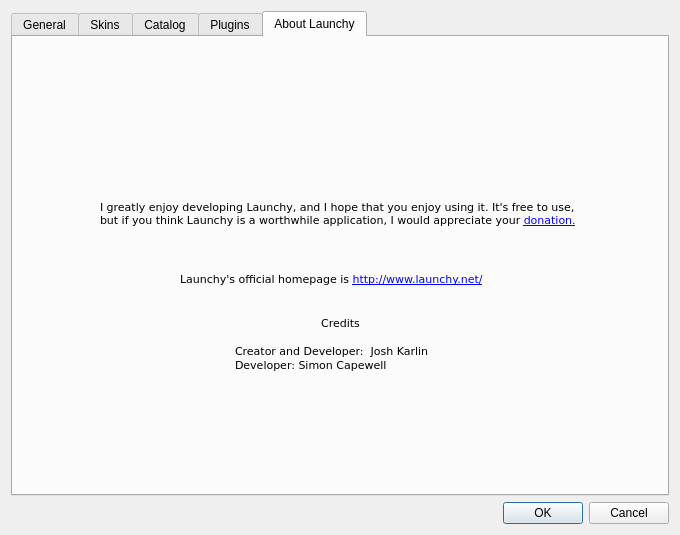
First picture: the form in src/options.ui, repository Chronial/launchy, before the edit.
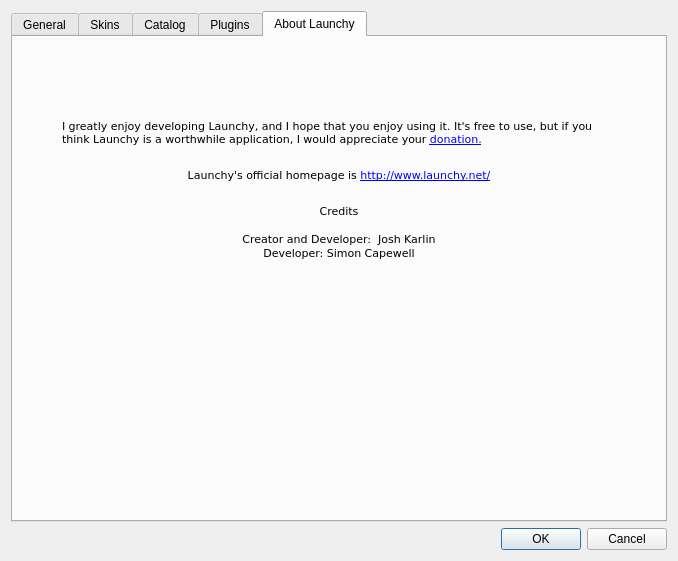
Second picture: the form after the edit. The open tabs and pages were chosen to show the change. Icons and pictures are not drawn. Custom widgets are drawn as their Qt base class.

```diff
--- a/src/options.ui
+++ b/src/options.ui
@@ -21,7 +21,7 @@
    <item>
     <widget class="QTabWidget" name="tabWidget">
      <property name="currentIndex">
-      <number>4</number>
+      <number>0</number>
      </property>
      <widget class="QWidget" name="General">
       <attribute name="title">
@@ -79,6 +79,13 @@
                 </property>
                </widget>
               </item>
+              <item>
+               <widget class="QCheckBox" name="genShowTrayIcon">
+                <property name="text">
+                 <string>Show tray icon</string>
+                </property>
+               </widget>
+              </item>
               <item>
                <layout class="QHBoxLayout">
                 <item>
@@ -937,51 +944,36 @@
       </attribute>
       <layout class="QVBoxLayout" name="verticalLayout">
        <item>
-        <widget class="QLabel" name="aboutVer_2">
-         <property name="font">
-          <font>
-           <pointsize>10</pointsize>
-           <weight>75</weight>
-           <bold>true</bold>
-          </font>
+        <layout class="QGridLayout" name="gridLayout_2" columnstretch="0">
+         <property name="leftMargin">
+          <number>40</number>
          </property>
-         <property name="text">
-          <string/>
+         <property name="rightMargin">
+          <number>40</number>
          </property>
-         <property name="wordWrap">
-          <bool>false</bool>
+         <property name="verticalSpacing">
+          <number>22</number>
          </property>
-        </widget>
-       </item>
-       <item>
-        <spacer>
-         <property name="orientation">
-          <enum>Qt::Vertical</enum>
-         </property>
-         <property name="sizeHint" stdset="0">
-          <size>
-           <width>611</width>
-           <height>121</height>
-          </size>
-         </property>
-        </spacer>
-       </item>
-       <item>
-        <layout class="QHBoxLayout">
-         <item>
-          <spacer>
-           <property name="orientation">
-            <enum>Qt::Horizontal</enum>
+         <item row="0" column="0">
+          <widget class="QLabel" name="icon">
+           <property name="frameShadow">
+            <enum>QFrame::Plain</enum>
            </property>
-           <property name="sizeHint" stdset="0">
-            <size>
-             <width>40</width>
-             <height>20</height>
-            </size>
+           <property name="text">
+            <string/>
            </property>
-          </spacer>
+           <property name="pixmap">
+            <pixmap>:/png/resources/launchy128.png</pixmap>
+           </property>
+           <property name="alignment">
+            <set>Qt::AlignCenter</set>
+           </property>
+           <property name="margin">
+            <number>11</number>
+           </property>
+          </widget>
          </item>
-         <item>
+         <item row="1" column="0">
           <widget class="QLabel" name="aboutVer">
            <property name="font">
             <font>
@@ -999,37 +991,7 @@
            </property>
           </widget>
          </item>
-         <item>
-          <spacer>
-           <property name="orientation">
-            <enum>Qt::Horizontal</enum>
-           </property>
-           <property name="sizeHint" stdset="0">
-            <size>
-             <width>40</width>
-             <height>20</height>
-            </size>
-           </property>
-          </spacer>
-         </item>
-        </layout>
-       </item>
-       <item>
-        <layout class="QHBoxLayout">
-         <item>
-          <spacer>
-           <property name="orientation">
-            <enum>Qt::Horizontal</enum>
-           </property>
-           <property name="sizeHint" stdset="0">
-            <size>
-             <width>61</width>
-             <height>98</height>
-            </size>
-           </property>
-          </spacer>
-         </item>
-         <item>
+         <item row="2" column="0">
           <widget class="QLabel" name="aboutText">
            <property name="minimumSize">
             <size>
@@ -1057,37 +1019,7 @@
            </property>
           </widget>
          </item>
-         <item>
-          <spacer>
-           <property name="orientation">
-            <enum>Qt::Horizontal</enum>
-           </property>
-           <property name="sizeHint" stdset="0">
-            <size>
-             <width>51</width>
-             <height>98</height>
-            </size>
-           </property>
-          </spacer>
-         </item>
-        </layout>
-       </item>
-       <item>
-        <layout class="QHBoxLayout">
-         <item>
-          <spacer>
-           <property name="orientation">
-            <enum>Qt::Horizontal</enum>
-           </property>
-           <property name="sizeHint" stdset="0">
-            <size>
-             <width>111</width>
-             <height>20</height>
-            </size>
-           </property>
-          </spacer>
-         </item>
-         <item>
+         <item row="3" column="0">
           <widget class="QLabel" name="label_2">
            <property name="minimumSize">
             <size>
@@ -1109,6 +1041,9 @@
            <property name="textFormat">
             <enum>Qt::RichText</enum>
            </property>
+           <property name="alignment">
+            <set>Qt::AlignCenter</set>
+           </property>
            <property name="wordWrap">
             <bool>false</bool>
            </property>
@@ -1117,37 +1052,7 @@
            </property>
           </widget>
          </item>
-         <item>
-          <spacer>
-           <property name="orientation">
-            <enum>Qt::Horizontal</enum>
-           </property>
-           <property name="sizeHint" stdset="0">
-            <size>
-             <width>121</width>
-             <height>20</height>
-            </size>
-           </property>
-          </spacer>
-         </item>
-        </layout>
-       </item>
-       <item>
-        <layout class="QHBoxLayout" name="horizontalLayout_2">
-         <item>
-          <spacer name="spacer_2">
-           <property name="orientation">
-            <enum>Qt::Horizontal</enum>
-           </property>
-           <property name="sizeHint" stdset="0">
-            <size>
-             <width>61</width>
-             <height>98</height>
-            </size>
-           </property>
-          </spacer>
-         </item>
-         <item>
+         <item row="4" column="0">
           <widget class="QLabel" name="aboutText_2">
            <property name="sizePolicy">
             <sizepolicy hsizetype="Preferred" vsizetype="Preferred">
@@ -1161,12 +1066,6 @@
              <height>0</height>
             </size>
            </property>
-           <property name="maximumSize">
-            <size>
-             <width>211</width>
-             <height>16777215</height>
-            </size>
-           </property>
            <property name="font">
             <font>
              <family>Verdana</family>
@@ -1182,6 +1081,9 @@
 &lt;p style=&quot; margin-top:0px; margin-bottom:0px; margin-left:0px; margin-right:0px; -qt-block-indent:0; text-indent:0px;&quot;&gt;&lt;span style=&quot; font-size:8pt;&quot;&gt;Creator and Developer:  Josh Karlin&lt;/span&gt;&lt;/p&gt;
 &lt;p style=&quot; margin-top:0px; margin-bottom:0px; margin-left:0px; margin-right:0px; -qt-block-indent:0; text-indent:0px;&quot;&gt;&lt;span style=&quot; font-size:8pt;&quot;&gt;Developer: Simon Capewell&lt;/span&gt;&lt;/p&gt;&lt;/body&gt;&lt;/html&gt;</string>
            </property>
+           <property name="alignment">
+            <set>Qt::AlignCenter</set>
+           </property>
            <property name="wordWrap">
             <bool>true</bool>
            </property>
@@ -1190,34 +1092,21 @@
            </property>
           </widget>
          </item>
-         <item>
-          <spacer name="spacer_3">
+         <item row="5" column="0">
+          <spacer name="verticalSpacer">
            <property name="orientation">
-            <enum>Qt::Horizontal</enum>
+            <enum>Qt::Vertical</enum>
            </property>
            <property name="sizeHint" stdset="0">
             <size>
-             <width>51</width>
-             <height>98</height>
+             <width>20</width>
+             <height>40</height>
             </size>
            </property>
           </spacer>
          </item>
         </layout>
        </item>
-       <item>
-        <spacer>
-         <property name="orientation">
-          <enum>Qt::Vertical</enum>
-         </property>
-         <property name="sizeHint" stdset="0">
-          <size>
-           <width>636</width>
-           <height>141</height>
-          </size>
-         </property>
-        </spacer>
-       </item>
       </layout>
      </widget>
     </widget>
```
